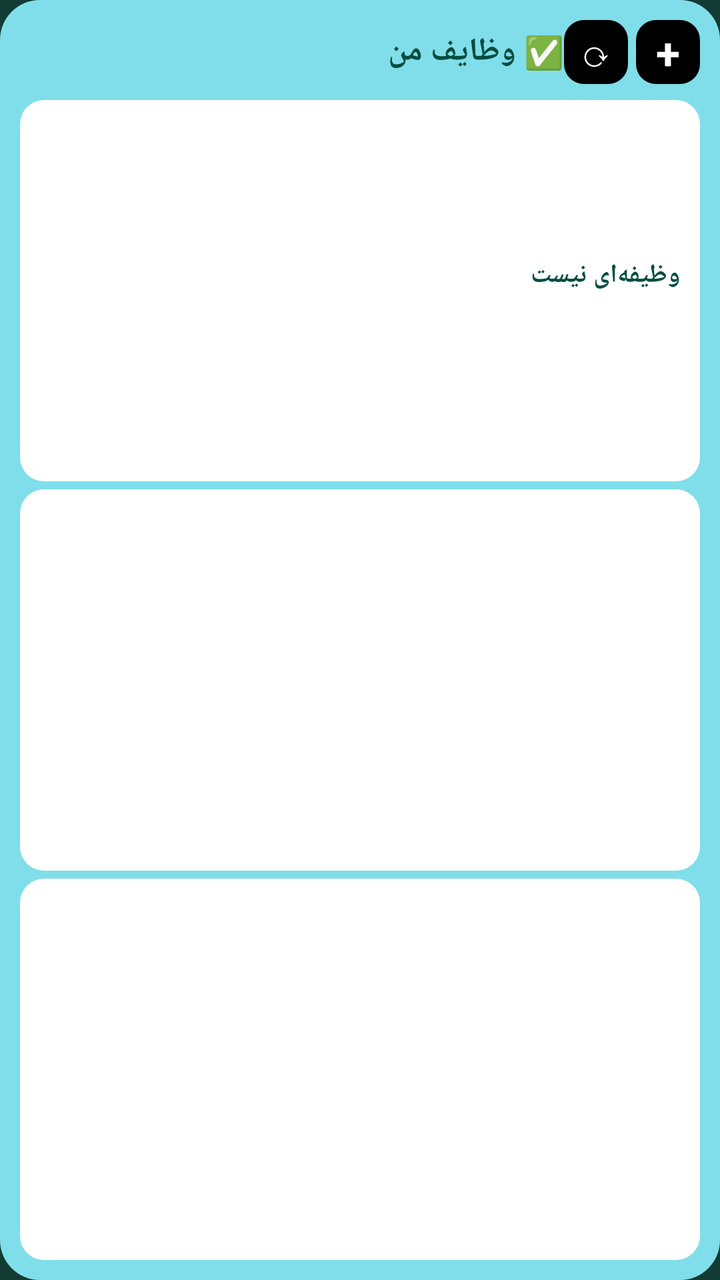
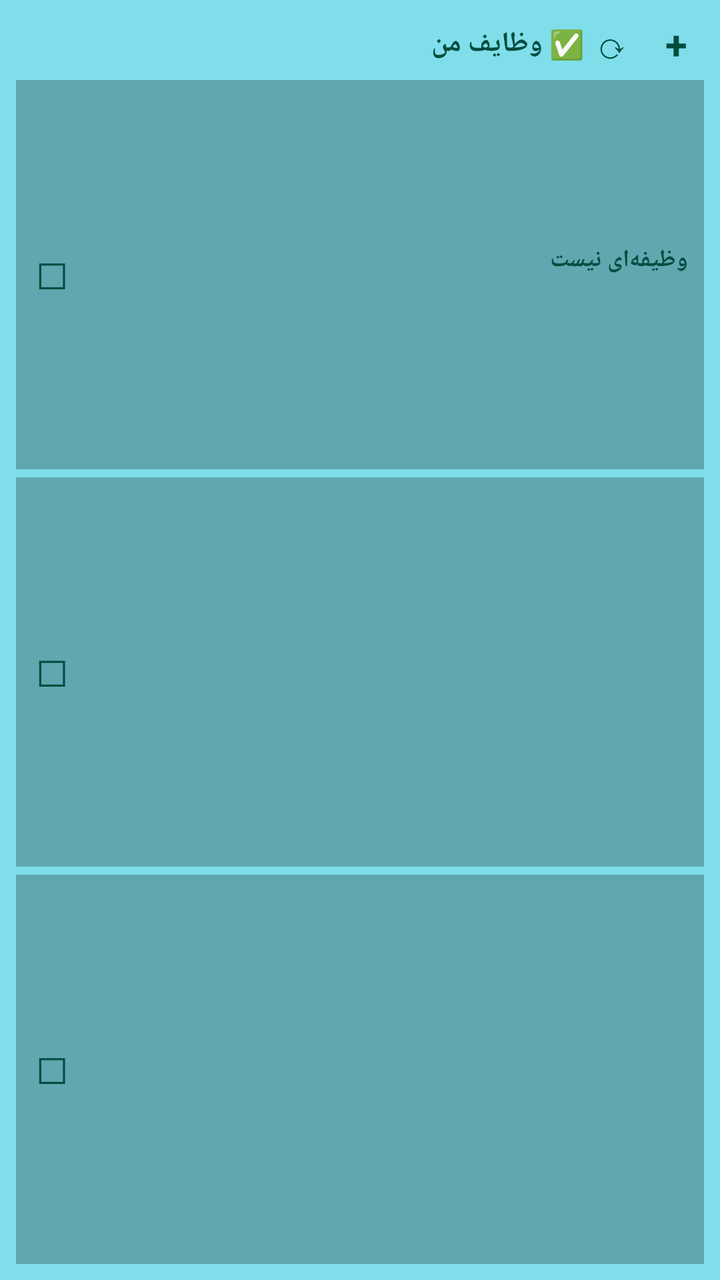

The first picture is an Android layout as it rendered before a commit; the second is the same layout after the commit. The layout source and the unified diff follow.
<!-- AndroidManifest.xml: application theme Theme.Yaddasht -->
<!-- res/layout/task_widget_layout.xml -->
<?xml version="1.0" encoding="utf-8"?>
<LinearLayout xmlns:android="http://schemas.android.com/apk/res/android"
    android:layout_width="match_parent" android:layout_height="match_parent"
    android:orientation="vertical" android:background="@drawable/widget_bg_task"
    android:padding="10dp">

    <LinearLayout android:layout_width="match_parent" android:layout_height="wrap_content"
        android:orientation="horizontal" android:gravity="center_vertical">
        <TextView android:layout_width="0dp" android:layout_height="wrap_content"
            android:layout_weight="1" android:text="✅ وظایف من"
            android:textColor="#004D40" android:textSize="16sp" android:textStyle="bold" />
        <TextView android:id="@+id/task_refresh" android:layout_width="32dp" android:layout_height="32dp"
            android:text="⟳" android:textColor="#FFFFFF" android:textSize="18sp"
            android:background="@drawable/widget_btn" android:gravity="center"
            android:layout_marginEnd="4dp" />
        <TextView android:id="@+id/task_add" android:layout_width="32dp" android:layout_height="32dp"
            android:text="+" android:textColor="#FFFFFF" android:textSize="22sp"
            android:textStyle="bold" android:background="@drawable/widget_btn"
            android:gravity="center" />
    </LinearLayout>

    <LinearLayout android:id="@+id/task_item_1" android:layout_width="match_parent"
        android:layout_height="0dp" android:layout_weight="1" android:orientation="horizontal"
        android:background="@drawable/widget_item_card" android:padding="10dp"
        android:layout_marginTop="8dp" android:gravity="center_vertical">
        <TextView android:id="@+id/task_check_1" android:layout_width="28dp" android:layout_height="28dp"
            android:text="☐" android:textSize="18sp" android:gravity="center" />
        <LinearLayout android:layout_width="0dp" android:layout_height="wrap_content"
            android:layout_weight="1" android:orientation="vertical" android:layout_marginStart="6dp">
            <TextView android:id="@+id/task_title_1" android:layout_width="match_parent"
                android:layout_height="wrap_content" android:textColor="#004D40"
                android:textSize="13sp" android:textStyle="bold" android:maxLines="1"
                android:ellipsize="end" android:text="وظیفه‌ای نیست" />
            <TextView android:id="@+id/task_due_1" android:layout_width="match_parent"
                android:layout_height="wrap_content" android:textColor="#00796B"
                android:textSize="10sp" android:layout_marginTop="2dp" />
        </LinearLayout>
        <TextView android:id="@+id/task_priority_1" android:layout_width="wrap_content"
            android:layout_height="wrap_content" android:textSize="14sp" />
    </LinearLayout>

    <LinearLayout android:id="@+id/task_item_2" android:layout_width="match_parent"
        android:layout_height="0dp" android:layout_weight="1" android:orientation="horizontal"
        android:background="@drawable/widget_item_card" android:padding="10dp"
        android:layout_marginTop="4dp" android:gravity="center_vertical">
        <TextView android:id="@+id/task_check_2" android:layout_width="28dp" android:layout_height="28dp"
            android:text="☐" android:textSize="18sp" android:gravity="center" />
        <LinearLayout android:layout_width="0dp" android:layout_height="wrap_content"
            android:layout_weight="1" android:orientation="vertical" android:layout_marginStart="6dp">
            <TextView android:id="@+id/task_title_2" android:layout_width="match_parent"
                android:layout_height="wrap_content" android:textColor="#004D40"
                android:textSize="13sp" android:textStyle="bold" android:maxLines="1"
                android:ellipsize="end" />
            <TextView android:id="@+id/task_due_2" android:layout_width="match_parent"
                android:layout_height="wrap_content" android:textColor="#00796B"
                android:textSize="10sp" android:layout_marginTop="2dp" />
        </LinearLayout>
        <TextView android:id="@+id/task_priority_2" android:layout_width="wrap_content"
            android:layout_height="wrap_content" android:textSize="14sp" />
    </LinearLayout>

    <LinearLayout android:id="@+id/task_item_3" android:layout_width="match_parent"
        android:layout_height="0dp" android:layout_weight="1" android:orientation="horizontal"
        android:background="@drawable/widget_item_card" android:padding="10dp"
        android:layout_marginTop="4dp" android:gravity="center_vertical">
        <TextView android:id="@+id/task_check_3" android:layout_width="28dp" android:layout_height="28dp"
            android:text="☐" android:textSize="18sp" android:gravity="center" />
        <LinearLayout android:layout_width="0dp" android:layout_height="wrap_content"
            android:layout_weight="1" android:orientation="vertical" android:layout_marginStart="6dp">
            <TextView android:id="@+id/task_title_3" android:layout_width="match_parent"
                android:layout_height="wrap_content" android:textColor="#004D40"
                android:textSize="13sp" android:textStyle="bold" android:maxLines="1"
                android:ellipsize="end" />
            <TextView android:id="@+id/task_due_3" android:layout_width="match_parent"
                android:layout_height="wrap_content" android:textColor="#00796B"
                android:textSize="10sp" android:layout_marginTop="2dp" />
        </LinearLayout>
        <TextView android:id="@+id/task_priority_3" android:layout_width="wrap_content"
            android:layout_height="wrap_content" android:textSize="14sp" />
    </LinearLayout>
</LinearLayout>
<!-- resources referenced by this layout -->
<resources>
  <!-- drawable widget_bg_task (drawable) -->
  <?xml version="1.0" encoding="utf-8"?>
  <shape xmlns:android="http://schemas.android.com/apk/res/android" android:shape="rectangle">
      <solid android:color="#80DEEA" />
      <corners android:radius="20dp" />
  </shape>
  <!-- drawable widget_btn (drawable) -->
  <?xml version="1.0" encoding="utf-8"?>
  <shape xmlns:android="http://schemas.android.com/apk/res/android"
      android:shape="rectangle">
      <solid android:color="#FF000000" />
      <corners android:radius="10dp" />
  </shape>
  <!-- drawable widget_item_card (drawable) -->
  <?xml version="1.0" encoding="utf-8"?>
  <shape xmlns:android="http://schemas.android.com/apk/res/android" android:shape="rectangle">
      <solid android:color="#FFFFFFFF" />
      <corners android:radius="12dp" />
  </shape>
  <style name="Theme.Yaddasht" parent="android:Theme.Material.NoActionBar">
          <item name="android:windowBackground">@color/bg</item>
          <item name="android:statusBarColor">@color/bg</item>
          <item name="android:navigationBarColor">@color/bg</item>
      </style>
  <color name="bg">#123B33</color>
</resources>

<!-- the commit's change to res/layout/task_widget_layout.xml (unified diff, before → after) -->
@@ -1,81 +1,73 @@
 <?xml version="1.0" encoding="utf-8"?>
 <LinearLayout xmlns:android="http://schemas.android.com/apk/res/android"
-    android:layout_width="match_parent" android:layout_height="match_parent"
-    android:orientation="vertical" android:background="@drawable/widget_bg_task"
-    android:padding="10dp">
+    android:id="@+id/task_widget_root"
+    android:layout_width="match_parent"
+    android:layout_height="match_parent"
+    android:orientation="vertical"
+    android:background="#FF80DEEA"
+    android:padding="8dp">
 
-    <LinearLayout android:layout_width="match_parent" android:layout_height="wrap_content"
-        android:orientation="horizontal" android:gravity="center_vertical">
-        <TextView android:layout_width="0dp" android:layout_height="wrap_content"
-            android:layout_weight="1" android:text="✅ وظایف من"
-            android:textColor="#004D40" android:textSize="16sp" android:textStyle="bold" />
-        <TextView android:id="@+id/task_refresh" android:layout_width="32dp" android:layout_height="32dp"
-            android:text="⟳" android:textColor="#FFFFFF" android:textSize="18sp"
-            android:background="@drawable/widget_btn" android:gravity="center"
+    <LinearLayout
+        android:layout_width="match_parent"
+        android:layout_height="wrap_content"
+        android:orientation="horizontal"
+        android:gravity="center_vertical"
+        android:layout_marginBottom="4dp">
+        <TextView
+            android:id="@+id/task_widget_title"
+            android:layout_width="0dp"
+            android:layout_height="wrap_content"
+            android:layout_weight="1"
+            android:text="✅ وظایف من"
+            android:textColor="#FF004D40"
+            android:textSize="14sp"
+            android:textStyle="bold"
+            android:maxLines="1"
+            android:ellipsize="end" />
+        <TextView
+            android:id="@+id/task_refresh"
+            android:layout_width="28dp"
+            android:layout_height="28dp"
+            android:text="⟳"
+            android:textColor="#FF004D40"
+            android:textSize="18sp"
+            android:gravity="center"
             android:layout_marginEnd="4dp" />
-        <TextView android:id="@+id/task_add" android:layout_width="32dp" android:layout_height="32dp"
-            android:text="+" android:textColor="#FFFFFF" android:textSize="22sp"
-            android:textStyle="bold" android:background="@drawable/widget_btn"
+        <TextView
+            android:id="@+id/task_add"
+            android:layout_width="28dp"
+            android:layout_height="28dp"
+            android:text="+"
+            android:textColor="#FF004D40"
+            android:textSize="20sp"
+            android:textStyle="bold"
             android:gravity="center" />
     </LinearLayout>
 
-    <LinearLayout android:id="@+id/task_item_1" android:layout_width="match_parent"
-        android:layout_height="0dp" android:layout_weight="1" android:orientation="horizontal"
-        android:background="@drawable/widget_item_card" android:padding="10dp"
-        android:layout_marginTop="8dp" android:gravity="center_vertical">
-        <TextView android:id="@+id/task_check_1" android:layout_width="28dp" android:layout_height="28dp"
-            android:text="☐" android:textSize="18sp" android:gravity="center" />
-        <LinearLayout android:layout_width="0dp" android:layout_height="wrap_content"
-            android:layout_weight="1" android:orientation="vertical" android:layout_marginStart="6dp">
-            <TextView android:id="@+id/task_title_1" android:layout_width="match_parent"
-                android:layout_height="wrap_content" android:textColor="#004D40"
-                android:textSize="13sp" android:textStyle="bold" android:maxLines="1"
-                android:ellipsize="end" android:text="وظیفه‌ای نیست" />
-            <TextView android:id="@+id/task_due_1" android:layout_width="match_parent"
-                android:layout_height="wrap_content" android:textColor="#00796B"
-                android:textSize="10sp" android:layout_marginTop="2dp" />
+    <LinearLayout android:id="@+id/task_item_1" android:layout_width="match_parent" android:layout_height="0dp" android:layout_weight="1" android:orientation="horizontal" android:background="#40000000" android:padding="6dp" android:gravity="center_vertical" android:layout_marginBottom="4dp">
+        <TextView android:id="@+id/task_check_1" android:layout_width="24dp" android:layout_height="24dp" android:text="☐" android:textColor="#FF004D40" android:textSize="18sp" android:gravity="center" />
+        <LinearLayout android:layout_width="0dp" android:layout_height="wrap_content" android:layout_weight="1" android:orientation="vertical" android:layout_marginStart="6dp">
+            <TextView android:id="@+id/task_title_1" android:layout_width="match_parent" android:layout_height="wrap_content" android:textColor="#FF004D40" android:textSize="12sp" android:textStyle="bold" android:maxLines="1" android:ellipsize="end" android:autoSizeTextType="uniform" android:autoSizeMinTextSize="8sp" android:autoSizeMaxTextSize="12sp" android:autoSizeStepGranularity="1sp" android:text="وظیفه‌ای نیست" />
+            <TextView android:id="@+id/task_due_1" android:layout_width="match_parent" android:layout_height="wrap_content" android:textColor="#FF00796B" android:textSize="9sp" android:maxLines="1" android:ellipsize="end" android:autoSizeTextType="uniform" android:autoSizeMinTextSize="7sp" android:autoSizeMaxTextSize="9sp" android:autoSizeStepGranularity="1sp" android:layout_marginTop="2dp" />
         </LinearLayout>
-        <TextView android:id="@+id/task_priority_1" android:layout_width="wrap_content"
-            android:layout_height="wrap_content" android:textSize="14sp" />
+        <TextView android:id="@+id/task_priority_1" android:layout_width="wrap_content" android:layout_height="wrap_content" android:textSize="14sp" android:layout_marginStart="2dp" />
     </LinearLayout>
 
-    <LinearLayout android:id="@+id/task_item_2" android:layout_width="match_parent"
-        android:layout_height="0dp" android:layout_weight="1" android:orientation="horizontal"
-        android:background="@drawable/widget_item_card" android:padding="10dp"
-        android:layout_marginTop="4dp" android:gravity="center_vertical">
-        <TextView android:id="@+id/task_check_2" android:layout_width="28dp" android:layout_height="28dp"
-            android:text="☐" android:textSize="18sp" android:gravity="center" />
-        <LinearLayout android:layout_width="0dp" android:layout_height="wrap_content"
-            android:layout_weight="1" android:orientation="vertical" android:layout_marginStart="6dp">
-            <TextView android:id="@+id/task_title_2" android:layout_width="match_parent"
-                android:layout_height="wrap_content" android:textColor="#004D40"
-                android:textSize="13sp" android:textStyle="bold" android:maxLines="1"
-                android:ellipsize="end" />
-            <TextView android:id="@+id/task_due_2" android:layout_width="match_parent"
-                android:layout_height="wrap_content" android:textColor="#00796B"
-                android:textSize="10sp" android:layout_marginTop="2dp" />
+    <LinearLayout android:id="@+id/task_item_2" android:layout_width="match_parent" android:layout_height="0dp" android:layout_weight="1" android:orientation="horizontal" android:background="#40000000" android:padding="6dp" android:gravity="center_vertical" android:layout_marginBottom="4dp">
+        <TextView android:id="@+id/task_check_2" android:layout_width="24dp" android:layout_height="24dp" android:text="☐" android:textColor="#FF004D40" android:textSize="18sp" android:gravity="center" />
+        <LinearLayout android:layout_width="0dp" android:layout_height="wrap_content" android:layout_weight="1" android:orientation="vertical" android:layout_marginStart="6dp">
+            <TextView android:id="@+id/task_title_2" android:layout_width="match_parent" android:layout_height="wrap_content" android:textColor="#FF004D40" android:textSize="12sp" android:textStyle="bold" android:maxLines="1" android:ellipsize="end" android:autoSizeTextType="uniform" android:autoSizeMinTextSize="8sp" android:autoSizeMaxTextSize="12sp" android:autoSizeStepGranularity="1sp" />
+            <TextView android:id="@+id/task_due_2" android:layout_width="match_parent" android:layout_height="wrap_content" android:textColor="#FF00796B" android:textSize="9sp" android:maxLines="1" android:ellipsize="end" android:autoSizeTextType="uniform" android:autoSizeMinTextSize="7sp" android:autoSizeMaxTextSize="9sp" android:autoSizeStepGranularity="1sp" android:layout_marginTop="2dp" />
         </LinearLayout>
-        <TextView android:id="@+id/task_priority_2" android:layout_width="wrap_content"
-            android:layout_height="wrap_content" android:textSize="14sp" />
+        <TextView android:id="@+id/task_priority_2" android:layout_width="wrap_content" android:layout_height="wrap_content" android:textSize="14sp" android:layout_marginStart="2dp" />
     </LinearLayout>
 
-    <LinearLayout android:id="@+id/task_item_3" android:layout_width="match_parent"
-        android:layout_height="0dp" android:layout_weight="1" android:orientation="horizontal"
-        android:background="@drawable/widget_item_card" android:padding="10dp"
-        android:layout_marginTop="4dp" android:gravity="center_vertical">
-        <TextView android:id="@+id/task_check_3" android:layout_width="28dp" android:layout_height="28dp"
-            android:text="☐" android:textSize="18sp" android:gravity="center" />
-        <LinearLayout android:layout_width="0dp" android:layout_height="wrap_content"
-            android:layout_weight="1" android:orientation="vertical" android:layout_marginStart="6dp">
-            <TextView android:id="@+id/task_title_3" android:layout_width="match_parent"
-                android:layout_height="wrap_content" android:textColor="#004D40"
-                android:textSize="13sp" android:textStyle="bold" android:maxLines="1"
-                android:ellipsize="end" />
-            <TextView android:id="@+id/task_due_3" android:layout_width="match_parent"
-                android:layout_height="wrap_content" android:textColor="#00796B"
-                android:textSize="10sp" android:layout_marginTop="2dp" />
+    <LinearLayout android:id="@+id/task_item_3" android:layout_width="match_parent" android:layout_height="0dp" android:layout_weight="1" android:orientation="horizontal" android:background="#40000000" android:padding="6dp" android:gravity="center_vertical">
+        <TextView android:id="@+id/task_check_3" android:layout_width="24dp" android:layout_height="24dp" android:text="☐" android:textColor="#FF004D40" android:textSize="18sp" android:gravity="center" />
+        <LinearLayout android:layout_width="0dp" android:layout_height="wrap_content" android:layout_weight="1" android:orientation="vertical" android:layout_marginStart="6dp">
+            <TextView android:id="@+id/task_title_3" android:layout_width="match_parent" android:layout_height="wrap_content" android:textColor="#FF004D40" android:textSize="12sp" android:textStyle="bold" android:maxLines="1" android:ellipsize="end" android:autoSizeTextType="uniform" android:autoSizeMinTextSize="8sp" android:autoSizeMaxTextSize="12sp" android:autoSizeStepGranularity="1sp" />
+            <TextView android:id="@+id/task_due_3" android:layout_width="match_parent" android:layout_height="wrap_content" android:textColor="#FF00796B" android:textSize="9sp" android:maxLines="1" android:ellipsize="end" android:autoSizeTextType="uniform" android:autoSizeMinTextSize="7sp" android:autoSizeMaxTextSize="9sp" android:autoSizeStepGranularity="1sp" android:layout_marginTop="2dp" />
         </LinearLayout>
-        <TextView android:id="@+id/task_priority_3" android:layout_width="wrap_content"
-            android:layout_height="wrap_content" android:textSize="14sp" />
+        <TextView android:id="@+id/task_priority_3" android:layout_width="wrap_content" android:layout_height="wrap_content" android:textSize="14sp" android:layout_marginStart="2dp" />
     </LinearLayout>
 </LinearLayout>
<!-- resource entries referenced after the edit -->
@@ -1,24 +1,5 @@
 <!-- resources referenced by this layout -->
 <resources>
-  <!-- drawable widget_bg_task (drawable) -->
-  <?xml version="1.0" encoding="utf-8"?>
-  <shape xmlns:android="http://schemas.android.com/apk/res/android" android:shape="rectangle">
-      <solid android:color="#80DEEA" />
-      <corners android:radius="20dp" />
-  </shape>
-  <!-- drawable widget_btn (drawable) -->
-  <?xml version="1.0" encoding="utf-8"?>
-  <shape xmlns:android="http://schemas.android.com/apk/res/android"
-      android:shape="rectangle">
-      <solid android:color="#FF000000" />
-      <corners android:radius="10dp" />
-  </shape>
-  <!-- drawable widget_item_card (drawable) -->
-  <?xml version="1.0" encoding="utf-8"?>
-  <shape xmlns:android="http://schemas.android.com/apk/res/android" android:shape="rectangle">
-      <solid android:color="#FFFFFFFF" />
-      <corners android:radius="12dp" />
-  </shape>
   <style name="Theme.Yaddasht" parent="android:Theme.Material.NoActionBar">
           <item name="android:windowBackground">@color/bg</item>
           <item name="android:statusBarColor">@color/bg</item>
